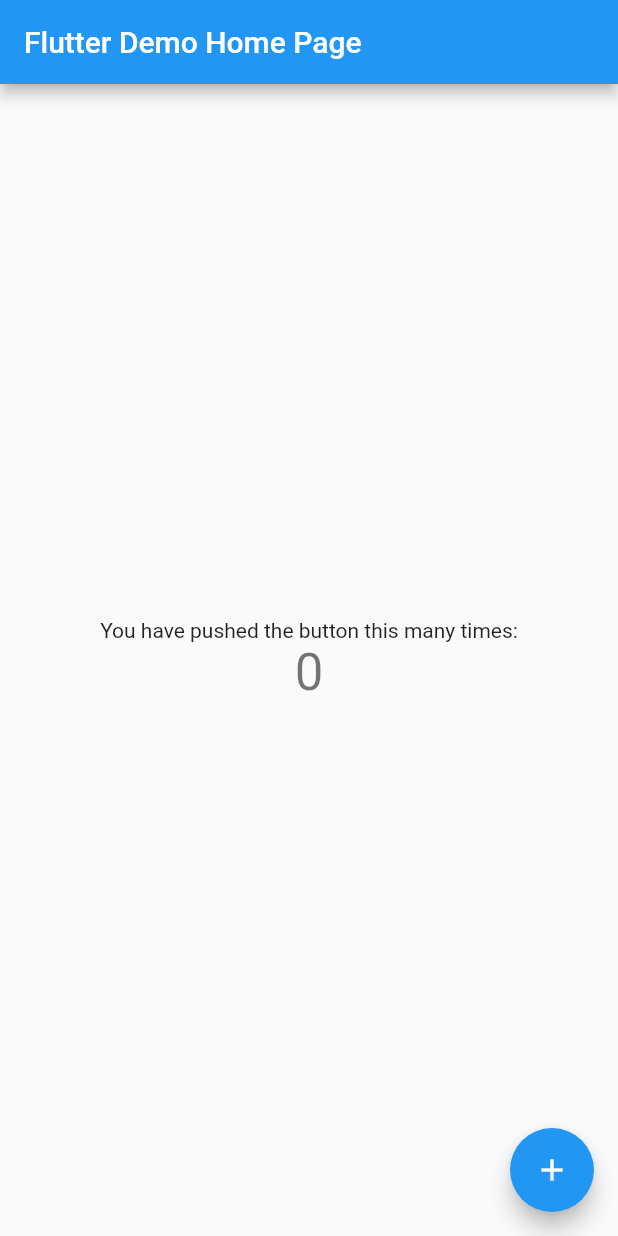
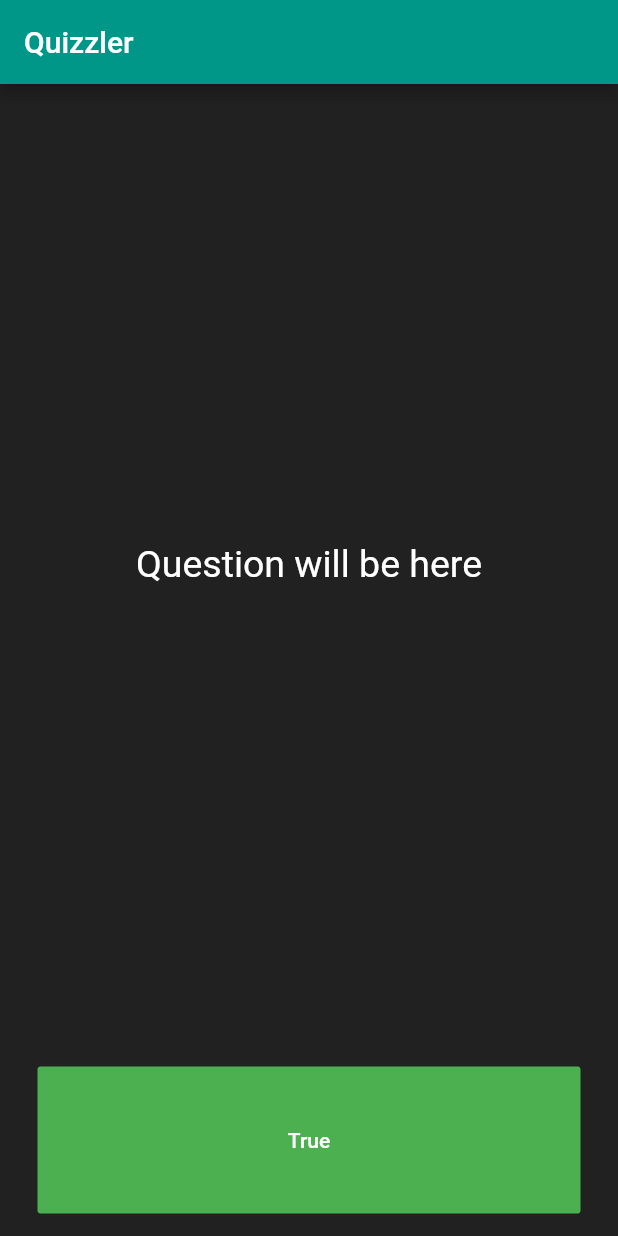
Before and after one commit to kaungthantzindev/quizzler, a Flutter app: the screen it shows after launch, on a phone screen of 412 x 824 dp. Run offline on Flutter 3.47's test engine with Material 2 defaults, Android fonts, the phone set to English and light mode, and no system bars.

Commit message:
question and true button

```diff
--- a/lib/main.dart
+++ b/lib/main.dart
@@ -1,113 +1,72 @@
 import 'package:flutter/material.dart';
 
-void main() {
-  runApp(MyApp());
-}
+void main() => runApp(Quizzler());
 
-class MyApp extends StatelessWidget {
-  // This widget is the root of your application.
+class Quizzler extends StatelessWidget {
   @override
   Widget build(BuildContext context) {
     return MaterialApp(
-      title: 'Flutter Demo',
-      theme: ThemeData(
-        // This is the theme of your application.
-        //
-        // Try running your application with "flutter run". You'll see the
-        // application has a blue toolbar. Then, without quitting the app, try
-        // changing the primarySwatch below to Colors.green and then invoke
-        // "hot reload" (press "r" in the console where you ran "flutter run",
-        // or simply save your changes to "hot reload" in a Flutter IDE).
-        // Notice that the counter didn't reset back to zero; the application
-        // is not restarted.
-        primarySwatch: Colors.blue,
+      home: Scaffold(
+        appBar: AppBar(
+          backgroundColor: Colors.teal,
+          title: Text('Quizzler'),
+        ),
+        backgroundColor: Colors.grey.shade900,
+        body: SafeArea(
+          child: Padding(
+            padding: EdgeInsets.symmetric(horizontal: 10.0),
+            child: QuizPage(),
+          ),
+        ),
       ),
-      home: MyHomePage(title: 'Flutter Demo Home Page'),
     );
   }
 }
 
-class MyHomePage extends StatefulWidget {
-  MyHomePage({Key key, this.title}) : super(key: key);
-
-  // This widget is the home page of your application. It is stateful, meaning
-  // that it has a State object (defined below) that contains fields that affect
-  // how it looks.
-
-  // This class is the configuration for the state. It holds the values (in this
-  // case the title) provided by the parent (in this case the App widget) and
-  // used by the build method of the State. Fields in a Widget subclass are
-  // always marked "final".
-
-  final String title;
-
+class QuizPage extends StatefulWidget {
   @override
-  _MyHomePageState createState() => _MyHomePageState();
+  _QuizPageState createState() => _QuizPageState();
 }
 
-class _MyHomePageState extends State<MyHomePage> {
-  int _counter = 0;
-
-  void _incrementCounter() {
-    setState(() {
-      // This call to setState tells the Flutter framework that something has
-      // changed in this State, which causes it to rerun the build method below
-      // so that the display can reflect the updated values. If we changed
-      // _counter without calling setState(), then the build method would not be
-      // called again, and so nothing would appear to happen.
-      _counter++;
-    });
-  }
-
+class _QuizPageState extends State<QuizPage> {
   @override
   Widget build(BuildContext context) {
-    // This method is rerun every time setState is called, for instance as done
-    // by the _incrementCounter method above.
-    //
-    // The Flutter framework has been optimized to make rerunning build methods
-    // fast, so that you can just rebuild anything that needs updating rather
-    // than having to individually change instances of widgets.
-    return Scaffold(
-      appBar: AppBar(
-        // Here we take the value from the MyHomePage object that was created by
-        // the App.build method, and use it to set our appbar title.
-        title: Text(widget.title),
-      ),
-      body: Center(
-        // Center is a layout widget. It takes a single child and positions it
-        // in the middle of the parent.
-        child: Column(
-          // Column is also a layout widget. It takes a list of children and
-          // arranges them vertically. By default, it sizes itself to fit its
-          // children horizontally, and tries to be as tall as its parent.
-          //
-          // Invoke "debug painting" (press "p" in the console, choose the
-          // "Toggle Debug Paint" action from the Flutter Inspector in Android
-          // Studio, or the "Toggle Debug Paint" command in Visual Studio Code)
-          // to see the wireframe for each widget.
-          //
-          // Column has various properties to control how it sizes itself and
-          // how it positions its children. Here we use mainAxisAlignment to
-          // center the children vertically; the main axis here is the vertical
-          // axis because Columns are vertical (the cross axis would be
-          // horizontal).
-          mainAxisAlignment: MainAxisAlignment.center,
-          children: <Widget>[
-            Text(
-              'You have pushed the button this many times:',
+    return Column(
+      mainAxisAlignment: MainAxisAlignment.spaceBetween,
+      crossAxisAlignment: CrossAxisAlignment.stretch,
+      children: [
+        Expanded(
+          flex: 5,
+          child: Padding(
+            padding: const EdgeInsets.all(10.0),
+            child: Center(
+              child: Text(
+                'Question will be here',
+                style: TextStyle(color: Colors.white, fontSize: 25.0),
+              ),
             ),
-            Text(
-              '$_counter',
-              style: Theme.of(context).textTheme.headline4,
+          ),
+        ),
+        Expanded(
+          child: Padding(
+            padding: const EdgeInsets.all(15.0),
+            // ignore: deprecated_member_use
+            child: FlatButton(
+              color: Colors.green,
+              textColor: Colors.white,
+              onPressed: () {},
+              child: Text(
+                'True',
+                style: TextStyle(color: Colors.white),
+              ),
             ),
-          ],
+          ),
         ),
-      ),
-      floatingActionButton: FloatingActionButton(
-        onPressed: _incrementCounter,
-        tooltip: 'Increment',
-        child: Icon(Icons.add),
-      ), // This trailing comma makes auto-formatting nicer for build methods.
+        // Expanded(
+        //   flex: 3,
+        //   child: null,
+        // ),
+      ],
     );
   }
 }
```
Also changed, not shown: 1 other file.
